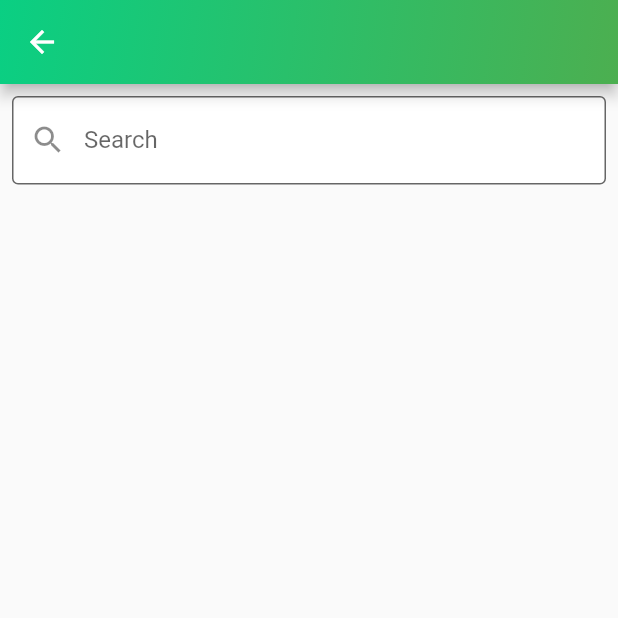
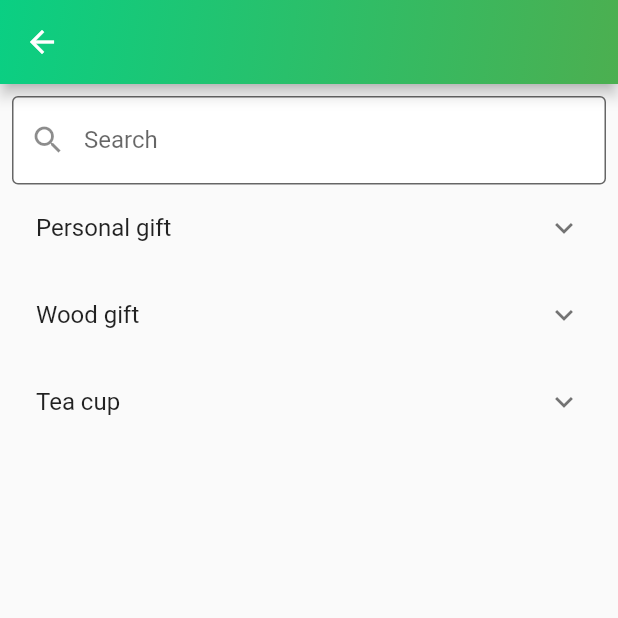
Before and after one commit to VladKodletov/ecom_705_original_gifts, a Flutter app: the CatalogScreen screen opened directly, on a phone screen of 412 x 824 dp, the top half of it. Run offline on Flutter 3.47's test engine with Material 2 defaults, Android fonts, the phone set to English and light mode, and no system bars.

Commit message:
add catalog screen

```diff
--- a/lib/screens/catalog.dart
+++ b/lib/screens/catalog.dart
@@ -22,7 +22,10 @@ class CatalogScreen extends StatelessWidget {
       ),
       body: Padding(
         padding: const EdgeInsets.all(8.0),
-        child: TextField(
+        child: SingleChildScrollView(
+          child: Column(
+            children: [
+              TextField(
                 onChanged: (value) {},
                 decoration: InputDecoration(
                   floatingLabelBehavior: FloatingLabelBehavior.never,
@@ -33,6 +36,61 @@ class CatalogScreen extends StatelessWidget {
                   border: const OutlineInputBorder(),
                 ),
               ),
+              ExpansionTile(
+                title: Text('Personal gift'),
+                children: [
+                  Padding(
+                    padding: const EdgeInsets.only(left: 16.0),
+                    child: ListTile(
+                      title: Text('Personal picture'),
+                      onTap: () {},
+                    ),
+                  ),
+                  Padding(
+                    padding: const EdgeInsets.only(left: 16.0),
+                    child: ExpansionTile(
+                      title: Text('Personal jewelry'),
+                      children: [
+                        ListTile(
+                          title: Text('Personal ring'),
+                          onTap: () {},
+                        ),
+                        ListTile(
+                          title: Text('Personal earrings'),
+                          onTap: () {},
+                        ),
+                      ],
+                    ),
+                  ),
+                ],
+              ),
+              ExpansionTile(
+                title: Text('Wood gift'),
+                children: [
+                  Padding(
+                    padding: const EdgeInsets.only(left: 16.0),
+                    child: ListTile(
+                      title: Text('Wood toys'),
+                      onTap: () {},
+                    ),
+                  ),
+                  Padding(
+                    padding: const EdgeInsets.only(left: 16.0),
+                    child: ListTile(
+                      title: Text('Wood kitchen board'),
+                      onTap: () {},
+                    ),
+                  ),
+                ],
+              ),
+
+              ExpansionTile(
+                title: Text('Tea cup'),
+                children: [],
+              )
+            ],
+          ),
+        ),
       ),
     );
   }
```
Lines whose indentation alone changed are shown as unchanged.
